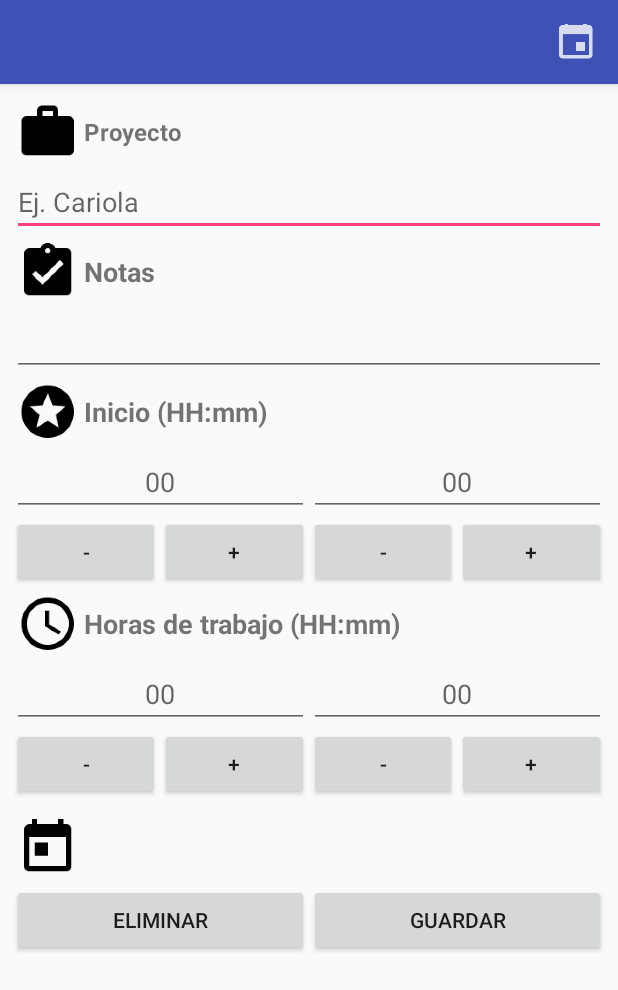
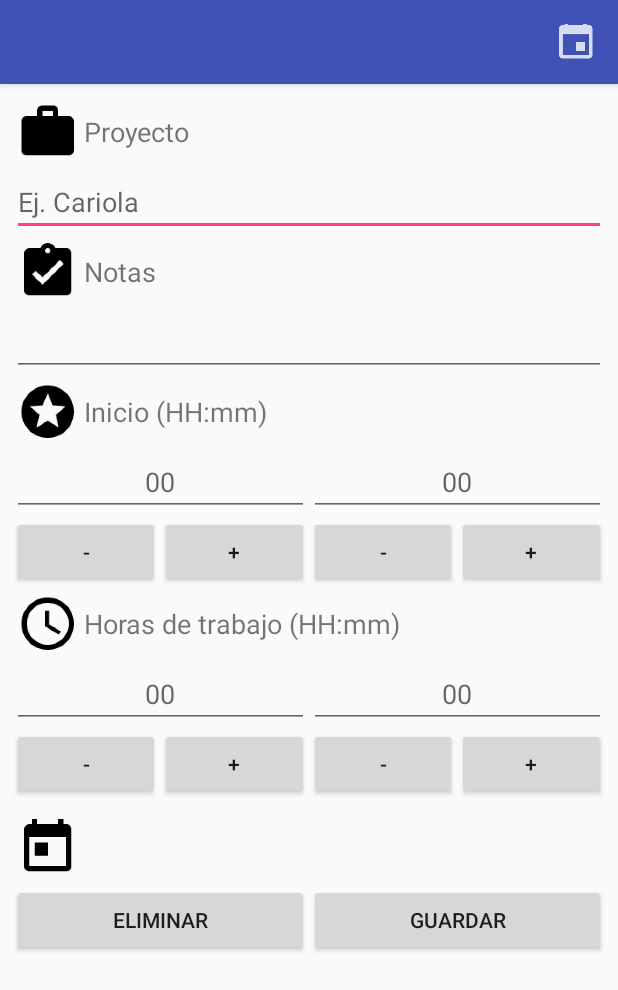
Before and after one commit to ctm002/tsummaryDroid, an Android app: the RegistrarHoraActivity screen opened directly, with no data from a screen before it, on a phone screen of 412 x 824 dp. Shown: the top 990 px of the screen. Run offline under Robolectric (Android 15) with nearby library versions, the phone set to English and light mode, and no system bars; 13 statements that could not run were skipped.

Commit message:
Se quita el bold de la fuentes de la vista de registro de horas
Signed-off-by: ctm002 <carlostapiam@gmail.com>

```diff
--- a/app/src/main/res/layout/activity_registrar_hora.xml
+++ b/app/src/main/res/layout/activity_registrar_hora.xml
@@ -28,8 +28,7 @@
                 android:gravity="center_vertical"
 
                 android:text="Proyecto"
-                android:textSize="16sp"
-                android:textStyle="bold"
+                android:textSize="18sp"
                 app:layout_constraintBottom_toTopOf="@+id/autoCompleteTextView"
                 app:layout_constraintEnd_toEndOf="parent"
                 app:layout_constraintStart_toStartOf="parent"
@@ -65,7 +64,6 @@
                 android:text="Notas"
 
                 android:textSize="18sp"
-                android:textStyle="bold"
                 app:layout_constraintBottom_toTopOf="@+id/editTxtNotas"
                 app:layout_constraintEnd_toEndOf="parent"
                 app:layout_constraintHorizontal_bias="1.0"
@@ -100,7 +98,6 @@
                 android:text="@string/registro_hora_label_horas_inicio"
 
                 android:textSize="18sp"
-                android:textStyle="bold"
                 app:layout_constraintBottom_toTopOf="@+id/linearLayout2"
                 app:layout_constraintEnd_toEndOf="parent"
                 app:layout_constraintStart_toStartOf="parent"
@@ -217,7 +214,6 @@
                 android:gravity="center_vertical"
                 android:text="@string/registro_hora_label_horas_trabajadas"
                 android:textSize="18sp"
-                android:textStyle="bold"
                 app:layout_constraintBottom_toTopOf="@+id/linearLayout"
                 app:layout_constraintEnd_toEndOf="parent"
                 app:layout_constraintHorizontal_bias="0.0"
@@ -338,9 +334,8 @@
                 android:layout_marginTop="8dp"
                 android:layout_weight="1"
                 android:drawableLeft="@mipmap/ic_calendar_black_3"
+                android:gravity="center_vertical"
                 android:textSize="18sp"
-                android:textStyle="bold"
-                android:gravity="center_vertical"
                 app:layout_constraintEnd_toEndOf="parent"
                 app:layout_constraintStart_toStartOf="parent"
                 app:layout_constraintTop_toBottomOf="@+id/linearLayout2" />
```
